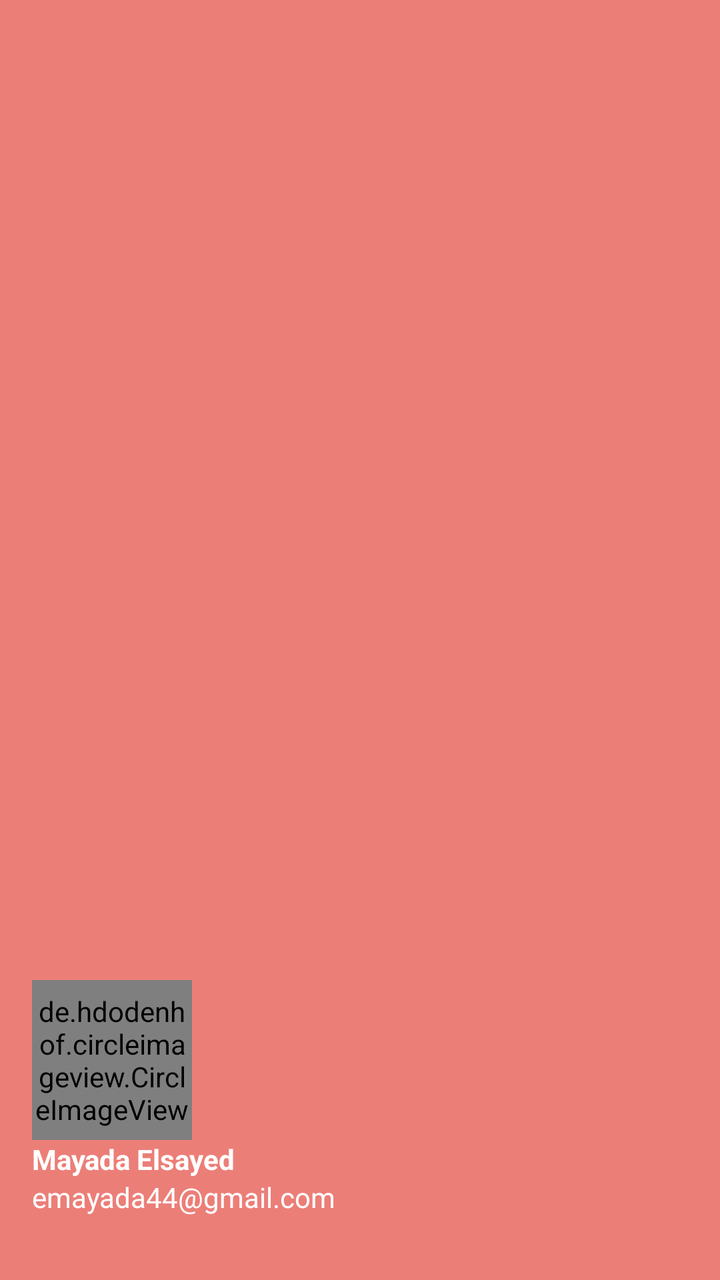
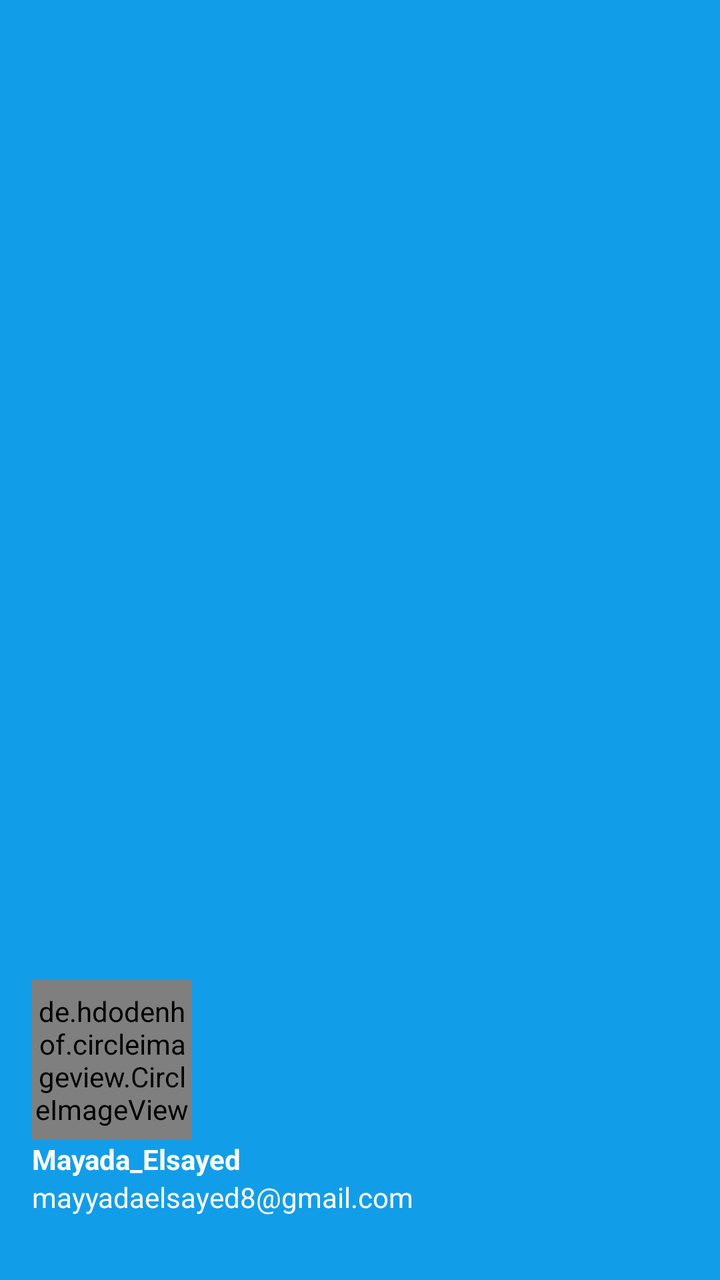

Compare the two renders of this Android layout. The source of the first and the diff that turns it into the second are given below.
<!-- AndroidManifest.xml: application theme Theme.MSApplication -->
<!-- res/layout/nav_header.xml -->
<?xml version="1.0" encoding="utf-8"?>
<LinearLayout
    xmlns:android="http://schemas.android.com/apk/res/android"
    android:layout_width="match_parent"
    android:layout_height="175dp"
    xmlns:app="http://schemas.android.com/apk/res-auto"
    android:background="@color/PrimaryColor"
    android:gravity="bottom"
    android:padding="16dp"
    android:orientation="vertical"
    android:theme="@style/ThemeOverlay.AppCompat.Dark">

    <de.hdodenhof.circleimageview.CircleImageView
        android:layout_width="80dp"
        android:layout_height="80dp"
        android:src="@drawable/img1"
        app:civ_border_color="@color/white"
        app:civ_border_width="2dp"
        app:civ_border_overlay="true"/>

    <TextView
        android:layout_width="wrap_content"
        android:layout_height="wrap_content"
        android:text="Mayada Elsayed"
        android:textColor="@color/white"
        android:textStyle="bold"/>

    <TextView
        android:layout_width="wrap_content"
        android:layout_height="wrap_content"
        android:text="emayada44@gmail.com"
        android:textColor="@color/white"
        android:textSize="14sp"
        android:layout_marginBottom="16dp"/>

</LinearLayout>
<!-- resources referenced by this layout -->
<resources>
  <color name="PrimaryColor">#EC7E78</color>
  <color name="white">#FFFFFFFF</color>
  <!-- drawable img1: png bitmap (drawable, 435045 bytes) -->
  <style name="Theme.MSApplication" parent="Base.Theme.MSApplication" />
  <style name="Base.Theme.MSApplication" parent="Theme.Material3.DayNight.NoActionBar">
          
          
          <item name="colorPrimary">@color/Cinnabar</item>
          <item name="colorPrimaryVariant">@color/Jaffa</item>
          <item name="android:statusBarColor">@color/PrimaryColor</item>
      </style>
  <color name="Cinnabar">#E9442A</color>
  <color name="Jaffa">#F16E49</color>
</resources>

<!-- the commit's change to res/layout/nav_header.xml (unified diff, before → after) -->
@@ -13,7 +13,7 @@
     <de.hdodenhof.circleimageview.CircleImageView
         android:layout_width="80dp"
         android:layout_height="80dp"
-        android:src="@drawable/img1"
+        android:src="@drawable/mprofile"
         app:civ_border_color="@color/white"
         app:civ_border_width="2dp"
         app:civ_border_overlay="true"/>
@@ -21,14 +21,14 @@
     <TextView
         android:layout_width="wrap_content"
         android:layout_height="wrap_content"
-        android:text="Mayada Elsayed"
+        android:text="Mayada_Elsayed"
         android:textColor="@color/white"
         android:textStyle="bold"/>
 
     <TextView
         android:layout_width="wrap_content"
         android:layout_height="wrap_content"
-        android:text="emayada44@gmail.com"
+        android:text="mayyadaelsayed8@gmail.com"
         android:textColor="@color/white"
         android:textSize="14sp"
         android:layout_marginBottom="16dp"/>
<!-- resource entries referenced after the edit -->
@@ -1,8 +1,8 @@
 <!-- resources referenced by this layout -->
 <resources>
-  <color name="PrimaryColor">#EC7E78</color>
+  <color name="PrimaryColor">#129DE8</color>
   <color name="white">#FFFFFFFF</color>
-  <!-- drawable img1: png bitmap (drawable, 435045 bytes) -->
+  <!-- drawable mprofile: jpg bitmap (drawable, 64824 bytes) -->
   <style name="Theme.MSApplication" parent="Base.Theme.MSApplication" />
   <style name="Base.Theme.MSApplication" parent="Theme.Material3.DayNight.NoActionBar">
           
@@ -11,7 +11,7 @@
           <item name="colorPrimaryVariant">@color/Jaffa</item>
           <item name="android:statusBarColor">@color/PrimaryColor</item>
       </style>
-  <color name="Cinnabar">#E9442A</color>
-  <color name="Jaffa">#F16E49</color>
+  <color name="Cinnabar">#129DE8</color>
+  <color name="Jaffa">#129DE8</color>
 </resources>
 
